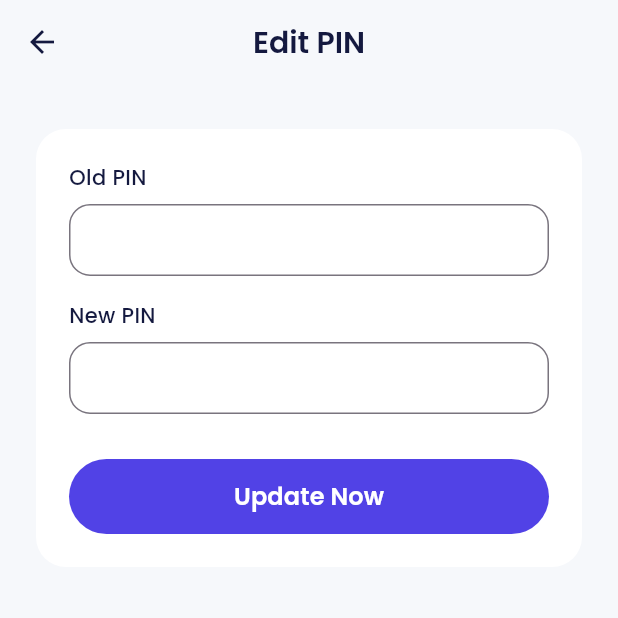
After one commit to evairo176/bank_e, a Flutter app: the ProfileEditPinPage screen opened by its route, on a phone screen of 412 x 824 dp, the top half of it. The commit adds this screen. Run offline on Flutter 3.47's test engine with Material 3 defaults, Android fonts, the phone set to English and light mode, and no system bars; our stand-ins replace carousel_slider, google_fonts.

Commit message:
feat: add profile edit pin page

```diff
--- a/lib/main.dart
+++ b/lib/main.dart
@@ -3,6 +3,7 @@ import 'package:ewallet/ui/pages/home_page.dart';
 import 'package:ewallet/ui/pages/onboarding_page.dart';
 import 'package:ewallet/ui/pages/pin_page.dart';
 import 'package:ewallet/ui/pages/profile_edit_page.dart';
+import 'package:ewallet/ui/pages/profile_edit_pin_page.dart';
 import 'package:ewallet/ui/pages/profile_page.dart';
 import 'package:ewallet/ui/pages/sign_in_page.dart';
 import 'package:ewallet/ui/pages/sign_up_page.dart';
@@ -47,6 +48,7 @@ class MyApp extends StatelessWidget {
         '/profile': (context) => const ProfilePage(),
         '/pin': (context) => const PinPage(),
         '/profile-edit': (context) => const ProfileEditPage(),
+        '/profile-edit-pin': (context) => const ProfileEditPinPage(),
       },
     );
   }
--- /dev/null
+++ b/lib/ui/pages/profile_edit_pin_page.dart
@@ -0,0 +1,60 @@
+import 'package:ewallet/shared/theme.dart';
+import 'package:ewallet/ui/widgets/buttons.dart';
+import 'package:ewallet/ui/widgets/forms.dart';
+import 'package:flutter/material.dart';
+
+class ProfileEditPinPage extends StatelessWidget {
+  const ProfileEditPinPage({super.key});
+
+  @override
+  Widget build(BuildContext context) {
+    return Scaffold(
+      appBar: AppBar(
+        title: const Text('Edit PIN'),
+      ),
+      body: ListView(
+        padding: const EdgeInsets.symmetric(
+          horizontal: 24,
+        ),
+        children: [
+          const SizedBox(
+            height: 30,
+          ),
+          Container(
+            padding: const EdgeInsets.all(22),
+            decoration: BoxDecoration(
+              borderRadius: BorderRadius.circular(20),
+              color: whiteColor,
+            ),
+            child: Column(
+              crossAxisAlignment: CrossAxisAlignment.start,
+              children: [
+                // PASSWORD INPUT FORM
+                const CustomFormField(
+                  title: 'Old PIN',
+                  obscureText: true,
+                ),
+                const SizedBox(
+                  height: 16,
+                ),
+                const CustomFormField(
+                  title: 'New PIN',
+                  obscureText: true,
+                ),
+                const SizedBox(
+                  height: 30,
+                ),
+                CustomFilledButton(
+                  title: 'Update Now',
+                  width: double.infinity,
+                  height: 50,
+                  onPressed: () {},
+                ),
+              ],
+            ),
+          ),
+        ],
+      ),
+    );
+  }
+}
--- a/lib/ui/pages/profile_page.dart
+++ b/lib/ui/pages/profile_page.dart
@@ -88,7 +88,13 @@ class ProfilePage extends StatelessWidget {
                 ProfileMenuItem(
                   iconUrl: 'assets/ic_pin.png',
                   title: 'My PIN',
-                  onTap: () {},
+                  onTap: () async {
+                    if (await Navigator.pushNamed(context, '/pin') == true) {
+                      if (context.mounted) {
+                        Navigator.pushNamed(context, '/profile-edit-pin');
+                      }
+                    }
+                  },
                 ),
                 ProfileMenuItem(
                   iconUrl: 'assets/ic_wallet.png',
```
